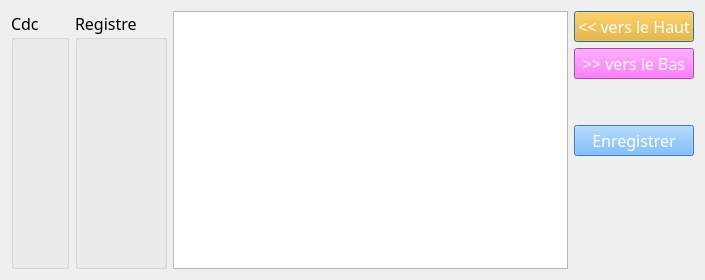
First picture: the form in src/Gui/Masque/dialogIntervertirChamps.ui, repository chani2022/python, before the edit.
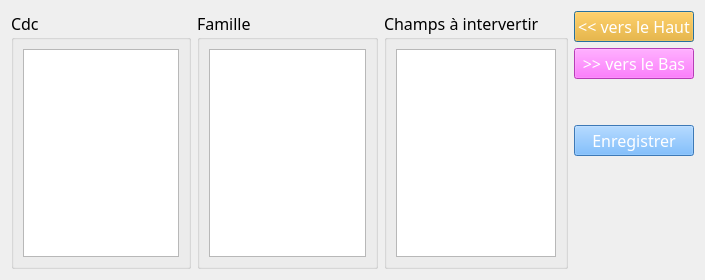
Second picture: the form after the edit.

What changed in the file:
```diff
--- a/src/Gui/Masque/dialogIntervertirChamps.ui
+++ b/src/Gui/Masque/dialogIntervertirChamps.ui
@@ -31,6 +31,11 @@
      <property name="title">
       <string>Cdc</string>
      </property>
+     <layout class="QHBoxLayout" name="horizontalLayout_2">
+      <item>
+       <widget class="QTableWidget" name="table_widget_cdc"/>
+      </item>
+     </layout>
     </widget>
    </item>
    <item>
@@ -42,12 +47,26 @@
       </font>
      </property>
      <property name="title">
-      <string>Registre</string>
+      <string>Famille</string>
      </property>
+     <layout class="QHBoxLayout" name="horizontalLayout_3">
+      <item>
+       <widget class="QTableWidget" name="table_widget_famille"/>
+      </item>
+     </layout>
     </widget>
    </item>
    <item>
-    <widget class="QTableWidget" name="table_widget_champs"/>
+    <widget class="QGroupBox" name="groupBox">
+     <property name="title">
+      <string>Champs à intervertir</string>
+     </property>
+     <layout class="QHBoxLayout" name="horizontalLayout_5">
+      <item>
+       <widget class="QTableWidget" name="table_widget_champs"/>
+      </item>
+     </layout>
+    </widget>
    </item>
    <item>
     <layout class="QVBoxLayout" name="verticalLayout_2">
```
